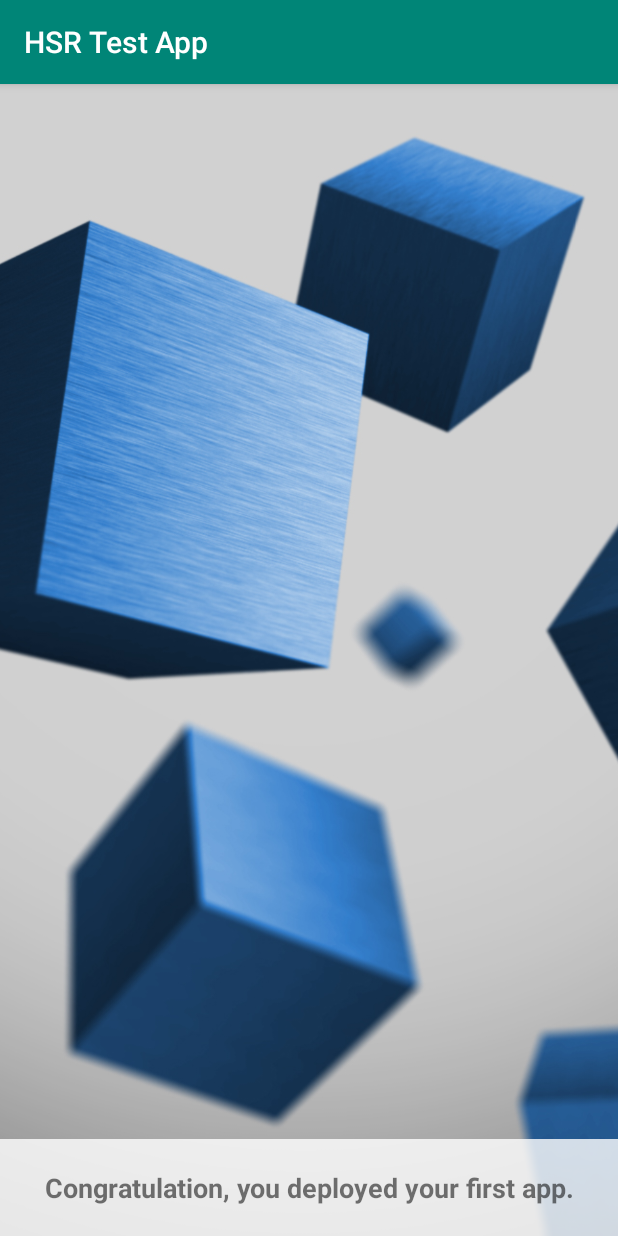
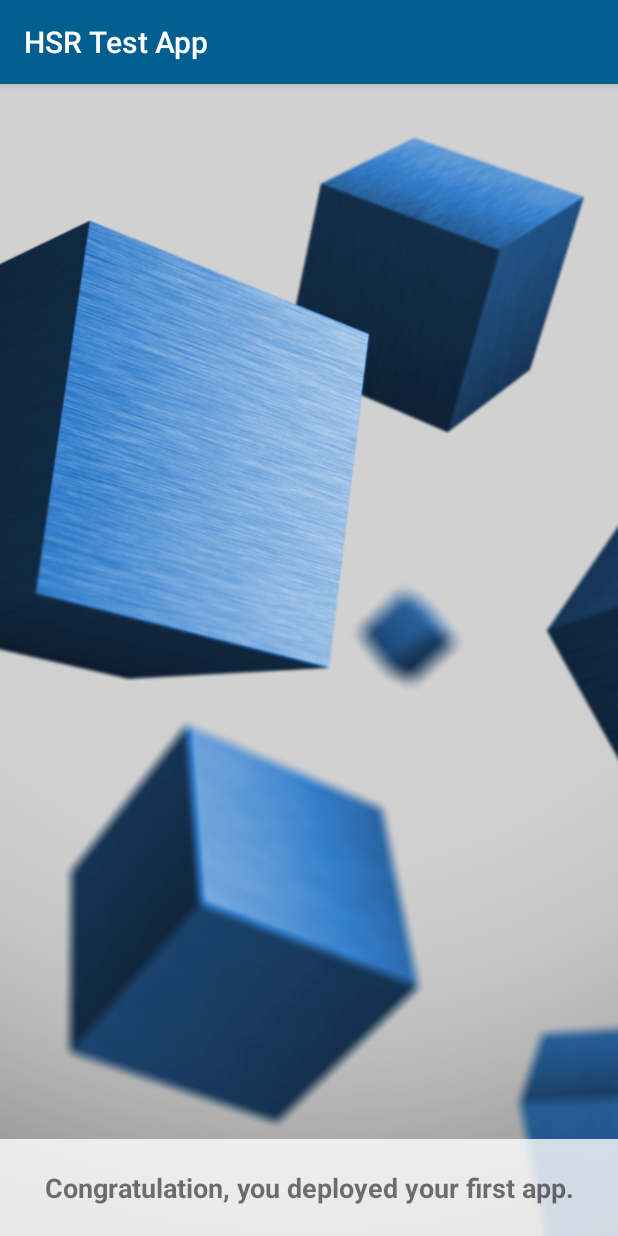
Before and after one commit to KretschiGL/HSR-TestApp, an Android app: the screen it shows after launch (MainActivity), on a phone screen of 412 x 824 dp. Run offline under Robolectric (Android 15) with nearby library versions, the phone set to English and light mode, and no system bars.

Commit message:
Changed colors

```diff
--- a/App/app/src/main/res/values/colors.xml
+++ b/App/app/src/main/res/values/colors.xml
@@ -1,6 +1,6 @@
 <?xml version="1.0" encoding="utf-8"?>
 <resources>
-    <color name="colorPrimary">#008577</color>
-    <color name="colorPrimaryDark">#00574B</color>
-    <color name="colorAccent">#D81B60</color>
+    <color name="colorPrimary">#005F8F</color>
+    <color name="colorPrimaryDark">#004366</color>
+    <color name="colorAccent">#BFBFBF</color>
 </resources>
```
